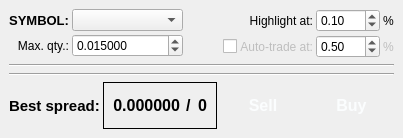
Qt form sources/Strategies/ArbitrationAdvisor/StrategyWindow.ui (alimogh/trdk) before a commit.
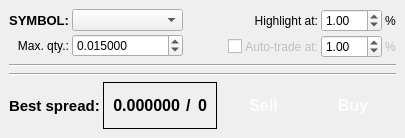
The same form after that commit.

```diff
--- a/sources/Strategies/ArbitrationAdvisor/StrategyWindow.ui
+++ b/sources/Strategies/ArbitrationAdvisor/StrategyWindow.ui
@@ -6,7 +6,7 @@
    <rect>
     <x>0</x>
     <y>0</y>
-    <width>403</width>
+    <width>405</width>
     <height>138</height>
    </rect>
   </property>
@@ -140,7 +140,7 @@
         <item row="1" column="2">
          <widget class="QDoubleSpinBox" name="autoTradeLevel">
           <property name="minimum">
-           <double>0.010000000000000</double>
+           <double>0.400000000000000</double>
           </property>
           <property name="maximum">
            <double>25.000000000000000</double>
@@ -149,7 +149,7 @@
            <double>0.500000000000000</double>
           </property>
           <property name="value">
-           <double>0.500000000000000</double>
+           <double>1.000000000000000</double>
           </property>
          </widget>
         </item>
@@ -166,14 +166,14 @@
            <double>-25.000000000000000</double>
           </property>
           <property name="maximum">
-           <double>100.000000000000000</double>
+           <double>25.000000000000000</double>
           </property>
           <property name="singleStep">
-           <double>0.500000000000000</double>
-          </property>
-          <property name="value">
            <double>0.100000000000000</double>
           </property>
+          <property name="value">
+           <double>1.000000000000000</double>
+          </property>
          </widget>
         </item>
        </layout>
```
Left out of the diff: 2 changed lines with no effect on the pictures.
